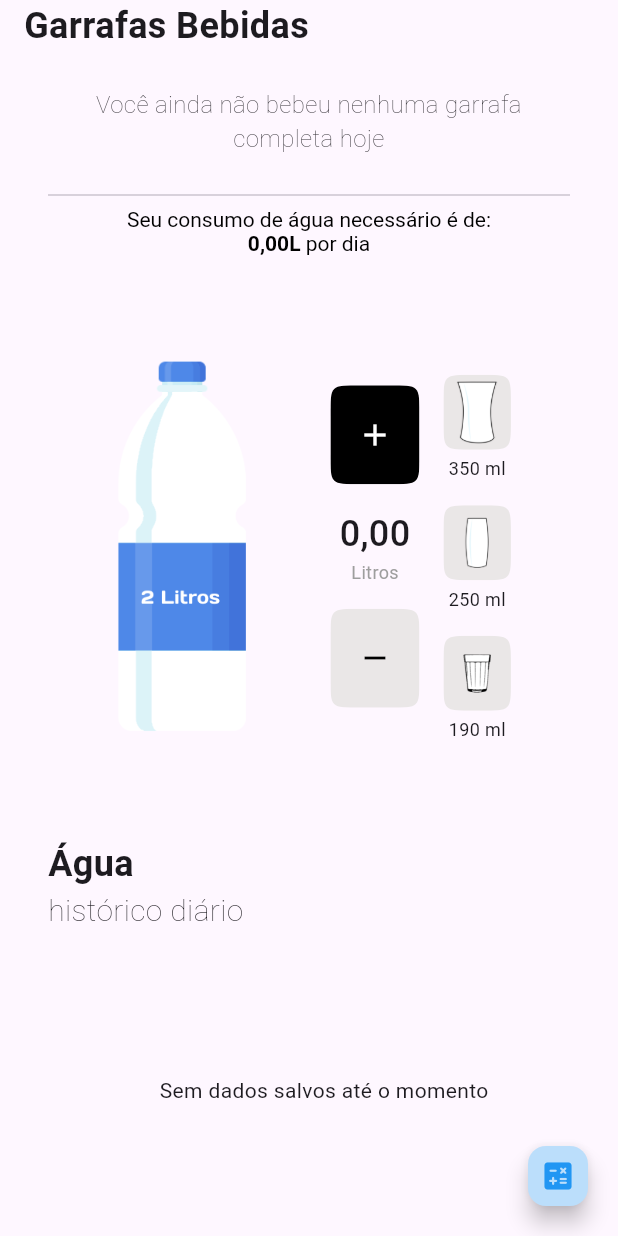
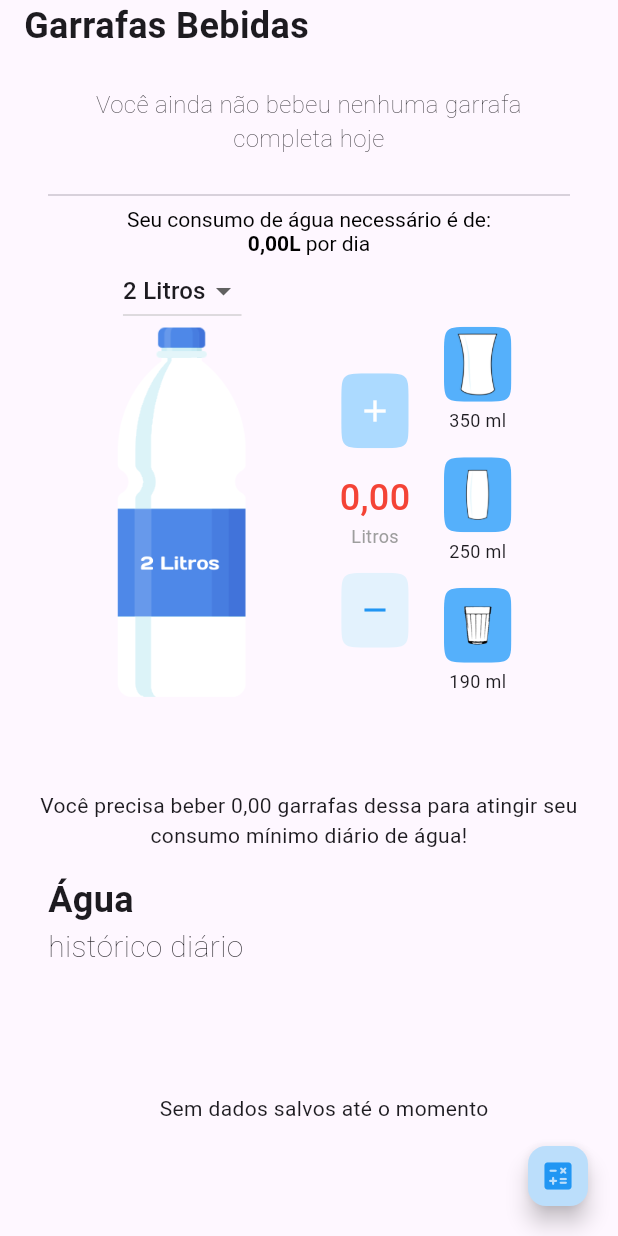
Before and after one commit to PhillipiLino/drink-water, a Flutter app: the screen it shows after launch, on a phone screen of 412 x 824 dp. Run offline on Flutter 3.47's test engine with Material 2 defaults, Android fonts, the phone set to English and light mode, and no system bars; our stand-ins replace fl_chart, hive, hive_flutter, shared_preferences; accounts and stored records are empty.

Commit message:
Add different bottle sizes

```diff
--- a/lib/bottle.dart
+++ b/lib/bottle.dart
@@ -1,16 +1,28 @@
 import 'package:flutter/material.dart';
+
+enum BottleSize {
+  small('assets/images/small_bottle_mask.png',
+      'assets/images/small_bottle_overlay.png', 0.25),
+  medium('assets/images/medium_bottle_mask.png',
+      'assets/images/medium_bottle_overlay.png', 1),
+  big('assets/images/bottle_mask.png', 'assets/images/bottle_overlay.png', 2);
+
+  const BottleSize(this.imageMask, this.imageOverlay, this.limit);
+  final String imageMask;
+  final String imageOverlay;
+  final double limit;
+}
 
 class Bottle extends StatelessWidget {
   final double drinkedMls;
-  final bool showLimit;
+
+  final BottleSize bottleSize;
 
   const Bottle({
     required this.drinkedMls,
-    this.showLimit = true,
+    this.bottleSize = BottleSize.big,
     super.key,
   });
-
-  final bottleLimit = 2;
 
   @override
   Widget build(BuildContext context) {
@@ -27,14 +39,14 @@ class Bottle extends StatelessWidget {
               ],
               stops: [
                 0.0,
-                (drinkedMls / bottleLimit),
+                (drinkedMls / bottleSize.limit),
               ],
               tileMode: TileMode.mirror,
             ).createShader(bounds);
           },
-          child: Image.asset('assets/images/bottle_mask.png'),
+          child: Image.asset(bottleSize.imageMask),
         ),
-        Image.asset('assets/images/bottle_overlay.png'),
+        Image.asset(bottleSize.imageOverlay),
       ],
     );
   }
--- a/lib/default_button.dart
+++ b/lib/default_button.dart
@@ -3,8 +3,9 @@ import 'dart:async';
 import 'package:flutter/material.dart';
 
 enum DefaultButtonStyle {
-  primary(Colors.black, Colors.white),
-  secondary(Color.fromARGB(255, 234, 231, 231), Colors.black);
+  primary(Color.fromRGBO(172, 218, 255, 1), Colors.white),
+  secondary(Color.fromRGBO(227, 242, 253, 1), Colors.blue),
+  tertiary(Color.fromARGB(255, 85, 176, 251), Colors.white);
 
   const DefaultButtonStyle(this.backgroundColor, this.foregroundColor);
   final Color backgroundColor;
@@ -56,7 +57,7 @@ class _DefaultButtonState extends State<DefaultButton> {
             ),
           ),
         ),
-        height: MediaQuery.of(context).size.height * 0.08,
+        height: 50,
         child: AspectRatio(
           aspectRatio: 0.9,
           child: Material(
--- a/lib/drink_page.dart
+++ b/lib/drink_page.dart
@@ -21,12 +21,14 @@ class DrinkPage extends StatefulWidget {
 class _DrinkPageState extends State<DrinkPage> {
   final preferences = SharedPreferencesAdapter();
   final dateFormat = DateFormat('dd/MM/yyyy');
-
   final requiredDrinkKey = 'required_drink';
+  final bottleKey = 'selected_bottle';
+  static const valueByTap = 0.01;
 
   Box<DayDrink>? box;
-  static const valueByTap = 0.05;
   double requiredDrink = 0;
+  int selectedBottleSize = 1;
+  BottleSize currentBottleSize = BottleSize.small;
 
   initiateBox() async {
     final initialize = await Hive.openBox<DayDrink>('dayDrinkBox');
@@ -40,12 +42,17 @@ class _DrinkPageState extends State<DrinkPage> {
     });
   }
 
-  double goal = 2;
+  initiateBottle() async {
+    final bottle = await preferences.getInt(bottleKey);
+    onChangeBottleSize(bottle ?? 1);
+  }
+
   double currentMls = 0;
   int extraBottles = 0;
 
   @override
   void initState() {
+    initiateBottle();
     super.initState();
     initiateBox();
   }
@@ -68,9 +75,29 @@ class _DrinkPageState extends State<DrinkPage> {
     box?.put(currentDate, DayDrink(currentDate, currentMls));
   }
 
+  onChangeBottleSize(dynamic value) {
+    setState(() {
+      selectedBottleSize = value;
+      currentBottleSize = BottleSize.big;
+      if (value == 2) currentBottleSize = BottleSize.medium;
+      if (value == 3) currentBottleSize = BottleSize.small;
+    });
+
+    preferences.setInt(bottleKey, selectedBottleSize);
+  }
+
   @override
   Widget build(BuildContext context) {
-    extraBottles = currentMls ~/ 2;
+    extraBottles = currentMls ~/ currentBottleSize.limit;
+
+    Color textColor = Colors.blue;
+
+    if (currentMls <= 1) textColor = Colors.red;
+
+    if (currentMls > 1 && currentMls < 2) {
+      textColor = const Color.fromARGB(255, 222, 168, 4);
+    }
+
     return Scaffold(
       body: SafeArea(
         child: Center(
@@ -101,10 +128,26 @@ class _DrinkPageState extends State<DrinkPage> {
                               itemCount: extraBottles,
                               separatorBuilder: (_, __) =>
                                   const SizedBox(width: 12),
-                              itemBuilder: (_, __) {
-                                return const Bottle(
+                              itemBuilder: (_, index) {
+                                return Stack(
+                                  children: [
+                                    Bottle(
                                       drinkedMls: 2,
-                                  showLimit: false,
+                                      bottleSize: currentBottleSize,
+                                    ),
+                                    Positioned.fill(
+                                      child: Center(
+                                        child: Text(
+                                          '${index + 1}',
+                                          style: const TextStyle(
+                                            color: Colors.white,
+                                            fontWeight: FontWeight.bold,
+                                            fontSize: 16,
+                                          ),
+                                        ),
+                                      ),
+                                    )
+                                  ],
                                 );
                               },
                             )
@@ -150,14 +193,41 @@ class _DrinkPageState extends State<DrinkPage> {
                   crossAxisAlignment: CrossAxisAlignment.center,
                   mainAxisSize: MainAxisSize.min,
                   children: [
+                    Column(
+                      children: [
+                        DropdownButton(
+                          value: selectedBottleSize,
+                          items: const [
+                            DropdownMenuItem(
+                              value: 1,
+                              child: Text('2 Litros'),
+                            ),
+                            DropdownMenuItem(
+                              value: 2,
+                              child: Text('1 Litro'),
+                            ),
+                            DropdownMenuItem(
+                              value: 3,
+                              child: Text('500 ml'),
+                            ),
+                          ],
+                          onChanged: (value) => onChangeBottleSize(value),
+                        ),
                         SizedBox(
                           height: MediaQuery.of(context).size.height * 0.3,
                           child: Bottle(
-                        drinkedMls: currentMls - ((currentMls ~/ goal) * goal),
+                            bottleSize: currentBottleSize,
+                            drinkedMls: currentMls -
+                                ((currentMls ~/ currentBottleSize.limit) *
+                                    currentBottleSize.limit),
                           ),
                         ),
+                      ],
+                    ),
                     const SizedBox(width: 48),
-                    Column(
+                    SizedBox(
+                      width: 60,
+                      child: Column(
                         mainAxisSize: MainAxisSize.min,
                         children: [
                           DefaultButton(
@@ -169,15 +239,18 @@ class _DrinkPageState extends State<DrinkPage> {
                             children: [
                               Text(
                                 currentMls.toLocale(),
-                              style: const TextStyle(
+                                style: TextStyle(
                                   fontSize: 24,
                                   fontWeight: FontWeight.w500,
+                                  color: textColor,
                                 ),
                               ),
                               const Text(
                                 'Litros',
-                              style:
-                                  TextStyle(fontSize: 12, color: Colors.grey),
+                                style: TextStyle(
+                                  fontSize: 12,
+                                  color: Colors.grey,
+                                ),
                               ),
                             ],
                           ),
@@ -189,12 +262,12 @@ class _DrinkPageState extends State<DrinkPage> {
                           ),
                         ],
                       ),
+                    ),
                     const SizedBox(width: 16),
                     Column(
                       mainAxisSize: MainAxisSize.min,
                       mainAxisAlignment: MainAxisAlignment.center,
                       children: [
-                        const SizedBox(height: 16),
                         GlassButton(_incrementCounter, GlassButtonSize.big),
                         const SizedBox(height: 16),
                         GlassButton(_incrementCounter, GlassButtonSize.medium),
@@ -203,6 +276,13 @@ class _DrinkPageState extends State<DrinkPage> {
                       ],
                     )
                   ],
+                ),
+              ),
+              Padding(
+                padding: const EdgeInsets.all(16.0),
+                child: Text(
+                  'Você precisa beber ${(requiredDrink / currentBottleSize.limit).toLocale()} garrafas dessa para atingir seu consumo mínimo diário de água!',
+                  textAlign: TextAlign.center,
                 ),
               ),
               Align(
--- a/lib/glass_button.dart
+++ b/lib/glass_button.dart
@@ -26,7 +26,7 @@ class GlassButton extends StatelessWidget {
         SizedBox(
           height: 50,
           child: DefaultButton(
-            style: DefaultButtonStyle.secondary,
+            style: DefaultButtonStyle.tertiary,
             onPressed: () => onPressed(glassSize.mls / 1000),
             child: Padding(
               padding: EdgeInsets.all(glassSize.padding),
--- a/pubspec.yaml
+++ b/pubspec.yaml
@@ -65,6 +65,10 @@ flutter:
   # To add assets to your application, add an assets section, like this:
   assets:
     - assets/images/bottle.png
+    - assets/images/small_bottle_mask.png
+    - assets/images/small_bottle_overlay.png
+    - assets/images/medium_bottle_mask.png
+    - assets/images/medium_bottle_overlay.png
     - assets/images/bottle_mask.png
     - assets/images/bottle_overlay.png
     - assets/images/copo-americano.png
```
Also changed, not shown: assets/images/medium_bottle_mask.png (added), assets/images/medium_bottle_overlay.png (added), assets/images/small_bottle_mask.png (added), assets/images/small_bottle_overlay.png (added). Lines whose indentation alone changed are shown as unchanged.
